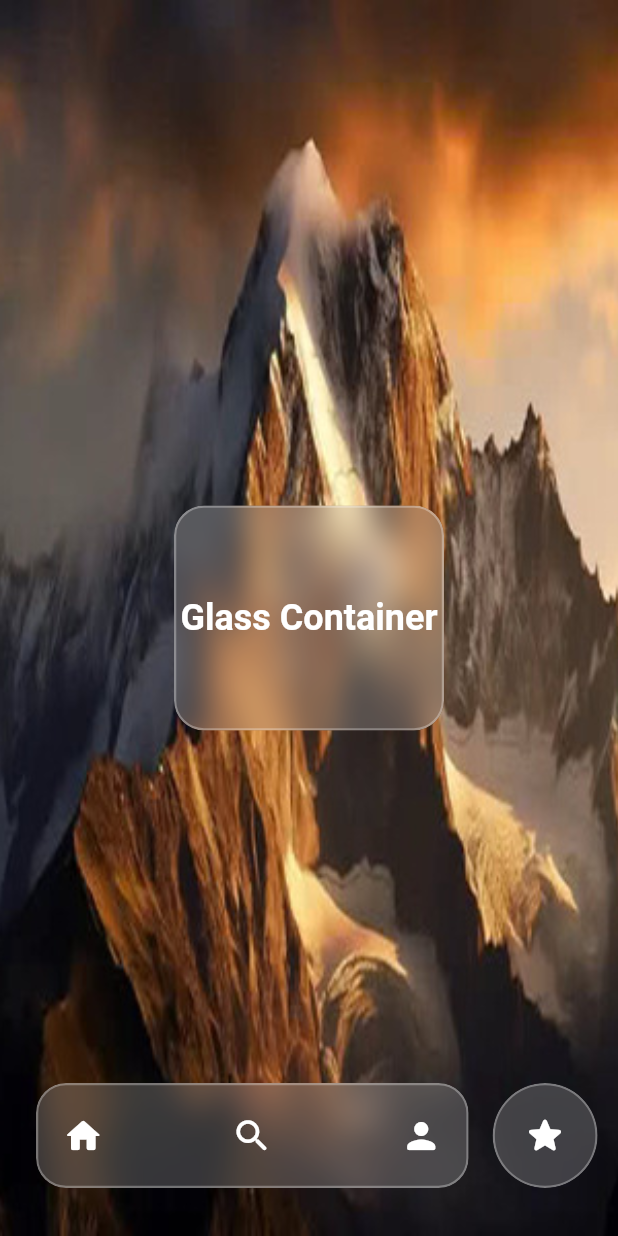
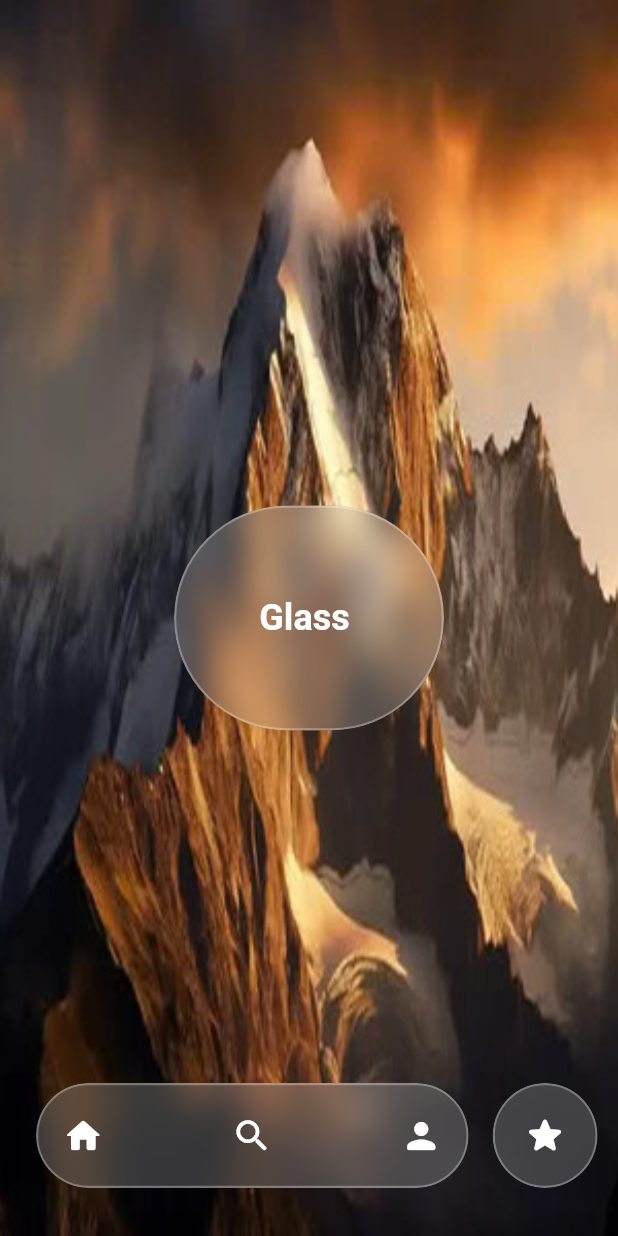
Before and after one commit to Someooo/my_flutter_template, a Flutter app: the screen it shows after launch, after a tap on the "star" icon, on a phone screen of 412 x 824 dp. Run offline on Flutter 3.47's test engine with Material 3 defaults, Android fonts, the light colour scheme and no system bars; our stand-ins replace equatable, firebase_analytics, firebase_crashlytics, flutter_screenutil, get; missing offline and left inert: cached_network_image_plus; accounts and stored records are empty; Roboto replaces fonts that are missing (Cairo).

Commit message:
Updated GlassContainer to use border radius 100. Since GlassNavigationBar uses GlassContainer, the navigation bar now has very rounded corners (border radius 100).

```diff
--- a/lib/features/home/presentation/screens/home_scrren.dart
+++ b/lib/features/home/presentation/screens/home_scrren.dart
@@ -139,7 +139,7 @@ class GlassContainer extends StatelessWidget {
   @override
   Widget build(BuildContext context) {
     return ClipRRect(
-      borderRadius: BorderRadius.circular(20),
+      borderRadius: BorderRadius.circular(100),
       child: BackdropFilter(
         filter: ImageFilter.blur(sigmaX: 10, sigmaY: 10),
         child: Container(
@@ -147,7 +147,7 @@ class GlassContainer extends StatelessWidget {
           height: height,
           decoration: BoxDecoration(
             color: Colors.white.withValues(alpha: 0.2),
-            borderRadius: BorderRadius.circular(20),
+            borderRadius: BorderRadius.circular(100),
             border: Border.all(
               width: 1.5,
               color: Colors.white.withValues(alpha: 0.3)
@@ -215,16 +215,16 @@ class GlassNavigationBar extends StatelessWidget {
     final Color primaryColor = AppLightColors.primaryColor;
     final int activeIconIndex = _getActiveIconIndex(navWidth);
 
-    return GestureDetector(
+    return Row(
+      mainAxisSize: MainAxisSize.min,
+      children: [
+        GestureDetector(
           behavior: HitTestBehavior.translucent,
           onPanDown: onPanDown,
           onPanUpdate: onPanUpdate,
           onPanEnd: onPanEnd,
           onPanCancel: onPanCancel,
-      child: Row(
-        mainAxisSize: MainAxisSize.min,
-        children: [
-          GlassContainer(
+          child: GlassContainer(
             width: navWidth,
             height: 70,
             child: Padding(
@@ -251,10 +251,10 @@ class GlassNavigationBar extends StatelessWidget {
               ),
             ),
           ),
+        ),
         const SizedBox(width: 16),
         GlassCircleButton(onTap: onCircleButtonTap),
       ],
-      ),
     );
   }
 }
@@ -310,7 +310,9 @@ class GlassCircleButton extends StatelessWidget {
   @override
   Widget build(BuildContext context) {
     return GestureDetector(
+      behavior: HitTestBehavior.opaque,
       onTap: onTap,
+      onTapDown: (_) {}, // Consume the tap down event
       child: ClipOval(
         child: BackdropFilter(
           filter: ImageFilter.blur(sigmaX: 10, sigmaY: 10),
@@ -343,7 +345,7 @@ class ClassContainer extends StatelessWidget {
   @override
   Widget build(BuildContext context) {
     return ClipRRect(
-      borderRadius: BorderRadius.circular(20),
+      borderRadius: BorderRadius.circular(100),
       child: BackdropFilter(
         filter: ImageFilter.blur(sigmaX: 10, sigmaY: 10),
         child: Container(
@@ -351,7 +353,7 @@ class ClassContainer extends StatelessWidget {
           height: 150,
           decoration: BoxDecoration(
             color: Colors.white.withValues(alpha: 0.2),
-            borderRadius: BorderRadius.circular(20),
+            borderRadius: BorderRadius.circular(100),
             border: Border.all(
               width: 1.5,
               color: Colors.white.withValues(alpha: 0.3),
@@ -359,7 +361,7 @@ class ClassContainer extends StatelessWidget {
           ),
           child: const Center(
             child: Text(
-              'Glass Container',
+              'Glass ',
               style: TextStyle(
                 color: Colors.white,
                 fontSize: 24,
```
Lines whose indentation alone changed are shown as unchanged.
